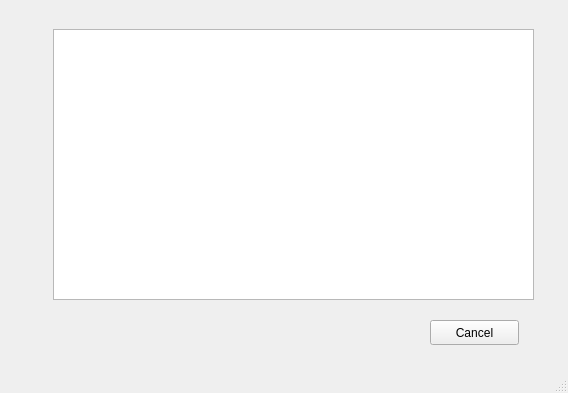
Qt form UI/terminal_window.ui (jiachen1119/sdr_config) before a commit.
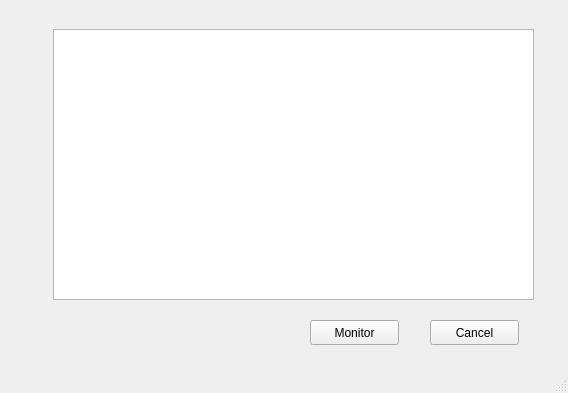
The same form after that commit.

Commit message: monitor complete

The edit to the form file:
```diff
--- a/UI/terminal_window.ui
+++ b/UI/terminal_window.ui
@@ -46,6 +46,19 @@
       <string>Cancel</string>
      </property>
     </widget>
+    <widget class="QPushButton" name="pushButton_2">
+     <property name="geometry">
+      <rect>
+       <x>280</x>
+       <y>300</y>
+       <width>89</width>
+       <height>25</height>
+      </rect>
+     </property>
+     <property name="text">
+      <string>Monitor</string>
+     </property>
+    </widget>
    </widget>
   </widget>
   <widget class="QStatusBar" name="statusbar"/>
```
The commit also changes 22 other files.
